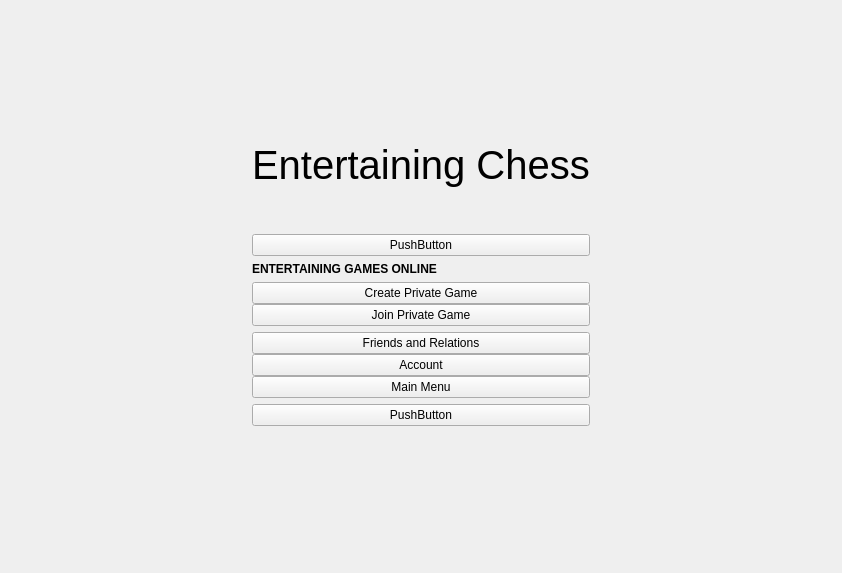
vicr123/entertaining-chess, file online/onlinemainmenu.ui: the form before one commit.
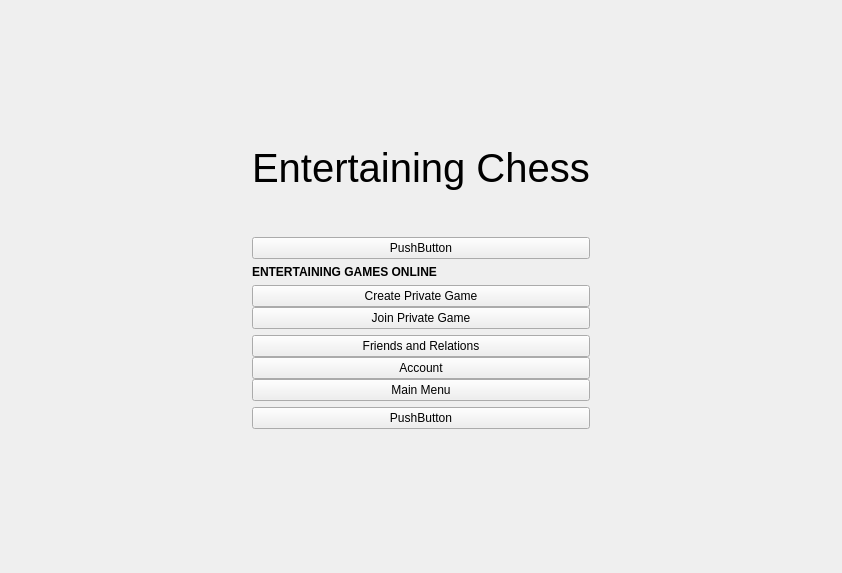
The form after the commit. Custom widgets are drawn as their Qt base class.

```diff
--- a/online/onlinemainmenu.ui
+++ b/online/onlinemainmenu.ui
@@ -14,6 +14,21 @@
    <string>Form</string>
   </property>
   <layout class="QGridLayout" name="gridLayout">
+   <property name="leftMargin">
+    <number>0</number>
+   </property>
+   <property name="topMargin">
+    <number>0</number>
+   </property>
+   <property name="rightMargin">
+    <number>0</number>
+   </property>
+   <property name="bottomMargin">
+    <number>0</number>
+   </property>
+   <property name="spacing">
+    <number>0</number>
+   </property>
    <item row="0" column="1">
     <spacer name="verticalSpacer_2">
      <property name="orientation">
```
